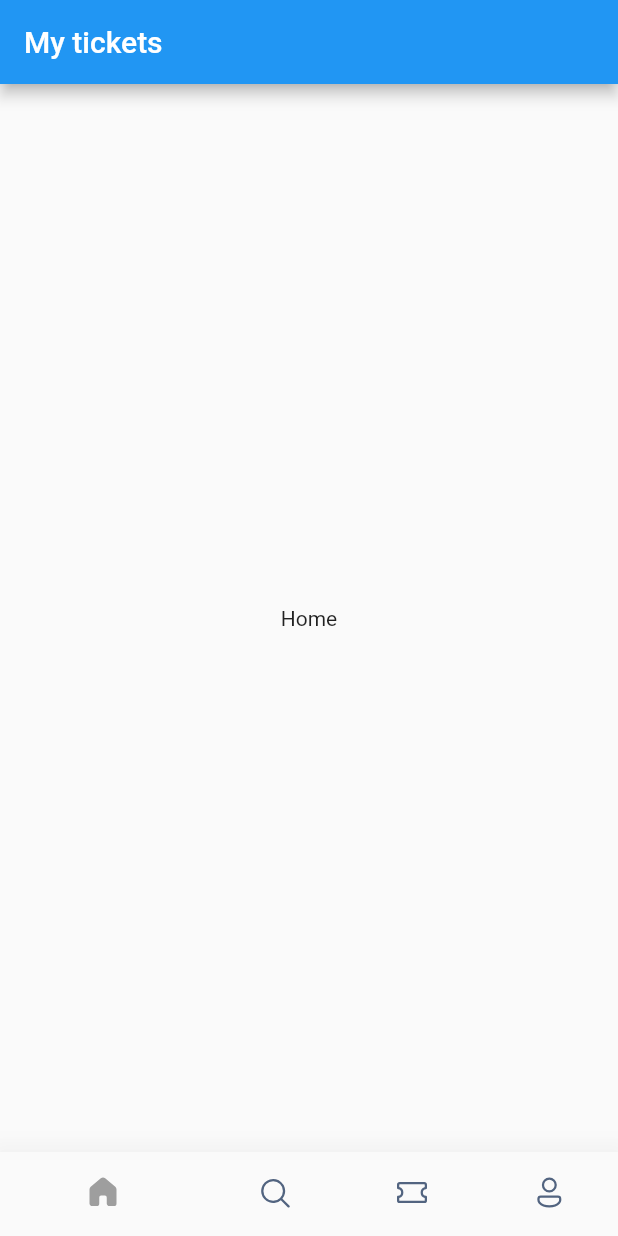
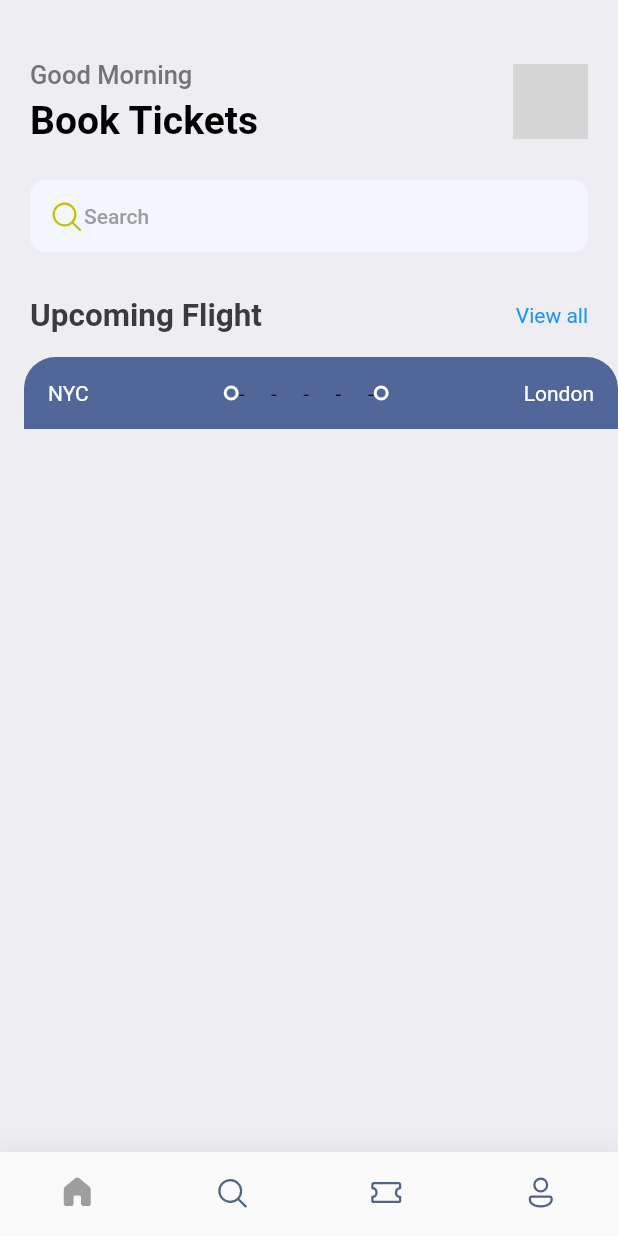
Before and after one commit to piumal96/Ticket_Booking_App_UI, a Flutter app: the screen it shows after launch, on a phone screen of 412 x 824 dp. Run offline on Flutter 3.47's test engine with Material 2 defaults, Android fonts, the phone set to English and light mode, and no system bars; our stand-ins replace fluentui_icons, gap; grey boxes are pictures that could not be loaded.

Commit message:
added home

```diff
--- a/lib/main.dart
+++ b/lib/main.dart
@@ -1,5 +1,6 @@
 import 'package:flutter/material.dart';
 import 'package:ticketbooki/screens/bottom_bar.dart';
+import 'package:ticketbooki/utils/app_styles.dart';
 
 void main() {
   runApp(const MyApp());
@@ -12,9 +13,10 @@ class MyApp extends StatelessWidget {
   @override
   Widget build(BuildContext context) {
     return MaterialApp(
+      debugShowCheckedModeBanner: false,
       title: 'Flutter Demo',
       theme: ThemeData(
-        primarySwatch: Colors.blue,
+        primaryColor: primary,
       ),
       home: const BottomBar(),
     );
--- /dev/null
+++ b/lib/screens/app_layout.dart
@@ -0,0 +1,8 @@
+import 'package:flutter/cupertino.dart';
+
+class AppLayout{
+
+  static getSize(BuildContext context){
+    return MediaQuery.of(context).size;
+  }
+}
--- a/lib/screens/bottom_bar.dart
+++ b/lib/screens/bottom_bar.dart
@@ -1,5 +1,6 @@
 import 'package:fluentui_icons/fluentui_icons.dart';
 import 'package:flutter/material.dart';
+import 'package:ticketbooki/screens/home_screen.dart';
 
 class BottomBar extends StatefulWidget {
   const BottomBar({Key? key}) : super(key: key);
@@ -11,7 +12,7 @@ class BottomBar extends StatefulWidget {
 class _BottomBarState extends State<BottomBar> {
   int _selectedIndex=0;
   static final List<Widget> _widgetOptions = <Widget>[
-    const Text("Home"),
+    HomeScreen(),
     const Text("Search"),
     const Text("Tickets"),
     const Text("Profile"),
@@ -29,9 +30,7 @@ class _BottomBarState extends State<BottomBar> {
   @override
   Widget build(BuildContext context) {
     return Scaffold(
-      appBar: AppBar(
-        title: Text("My tickets"),
-      ),
+
       body: Center(child: _widgetOptions[_selectedIndex]),
       bottomNavigationBar: BottomNavigationBar(
         currentIndex: _selectedIndex,
@@ -40,6 +39,7 @@ class _BottomBarState extends State<BottomBar> {
         showSelectedLabels: false,
         showUnselectedLabels: false,
         selectedItemColor: Colors.grey,
+        type: BottomNavigationBarType.fixed,
         unselectedItemColor: Color(0xFF526480),
         items: [
           BottomNavigationBarItem(
--- /dev/null
+++ b/lib/screens/home_screen.dart
@@ -0,0 +1,79 @@
+import 'package:fluentui_icons/fluentui_icons.dart';
+import 'package:flutter/material.dart';
+import 'package:gap/gap.dart';
+import 'package:ticketbooki/screens/ticket.dart';
+import 'package:ticketbooki/utils/app_styles.dart';
+
+class HomeScreen extends StatelessWidget {
+  const HomeScreen({Key? key}) : super(key: key);
+
+  @override
+  Widget build(BuildContext context) {
+    return Scaffold(
+      backgroundColor: Styles.bgColor,
+      body: ListView(
+        children: [
+          Container(
+            padding: const EdgeInsets.symmetric(horizontal: 20),
+            child: Column(
+
+              children: [
+                Gap(40),
+                Row(
+                    mainAxisAlignment: MainAxisAlignment.spaceBetween,
+                    children: [
+                  Column(
+                    crossAxisAlignment: CrossAxisAlignment.start,
+                    children: [
+                       Text("Good Morning",style: Styles.headLineStyle3,),
+                       const Gap(5),
+                       Text("Book Tickets",style: Styles.headLineStyle,),
+                    ],
+                  ),
+                  Container(
+                    height: 50,
+                      width: 50,
+                      decoration: BoxDecoration(
+                          borderRadius: BorderRadius.circular(10),
+                          image: DecorationImage(
+                            fit: BoxFit.fitHeight,
+                            image: AssetImage("assets/images/img_1.png"),
+                          ))),
+                ]),
+                Gap(25),
+                Container(
+                  padding: EdgeInsets.symmetric(horizontal: 12,vertical: 12),
+                  decoration: BoxDecoration(
+                    borderRadius: BorderRadius.circular(10),
+                    color: Color(0xFFF4F6FD),
+                  ),
+                  child: Row(
+                    children: [
+                      const Icon(FluentSystemIcons.ic_fluent_search_regular,color: Color(0xFFBFC205),),
+                      Text("Search",style: Styles.headLineStyle4,),
+
+                    ],
+                  ),
+                ),
+                Gap(30),
+                Row(
+                  mainAxisAlignment: MainAxisAlignment.spaceBetween,
+                  children: [
+                    Text("Upcoming Flight",style: Styles.headLineStyle2,),
+                    InkWell(
+                        onTap: (){
+                          print("You are tapped");
+                        },
+                        child: Text("View all",style:TextStyle(color: Colors.blue),)),
+                  ],
+                )
+              ],
+            ),
+          ),
+          Gap(15),
+          TicketView(),
+        ],
+      ),
+    );
+  }
+}
--- /dev/null
+++ b/lib/screens/ticket.dart
@@ -0,0 +1,58 @@
+import 'package:flutter/material.dart';
+import 'package:ticketbooki/screens/app_layout.dart';
+import 'package:ticketbooki/utils/app_styles.dart';
+import 'package:ticketbooki/widgets/thick_container.dart';
+
+class TicketView extends StatelessWidget {
+  const TicketView({Key? key}) : super(key: key);
+
+  @override
+  Widget build(BuildContext context) {
+    final size = AppLayout.getSize(context);
+    return SizedBox(
+      width: size.width,
+      height: 200,
+      child: Container(
+        margin: EdgeInsets.only(left: 16),
+        child: Column(
+          children: [
+            Container(
+              decoration: BoxDecoration(
+                  color: Color(0xFF526799),
+                  borderRadius: BorderRadius.only(
+                      topLeft: Radius.circular(21),
+                      topRight: Radius.circular(21))),
+              padding: EdgeInsets.all(16),
+              child: Column(
+                children: [
+                  Row(
+                    children: [
+                      Text("NYC", style: TextStyle(color: Colors.white)),
+                      Expanded(child: Container()),
+                      ThickContainer(),
+                      Expanded(child: SizedBox(
+                        child: LayoutBuilder(
+
+                          builder: (BuildContext , BoxConstraints ) {
+                            print("the Width is ");
+                           return  Flex(
+                                mainAxisAlignment:MainAxisAlignment.spaceBetween,
+                                direction: Axis.horizontal,children: List.generate(5, (index) => Text("-")));
+                          },
+
+                        ),
+                      )),
+                      ThickContainer(),
+                      Expanded(child: Container()),
+                      Text("London", style: TextStyle(color: Colors.white)),
+                    ],
+                  )
+                ],
+              ),
+            )
+          ],
+        ),
+      ),
+    );
+  }
+}
--- /dev/null
+++ b/lib/utils/app_styles.dart
@@ -0,0 +1,20 @@
+
+
+import 'package:flutter/material.dart';
+
+Color primary=const Color(0xFF687daf);
+Color text=const Color(0xFF3b3b3b);
+Color orange=const Color(0xFF526799);
+Color bg=const Color(0xFFeeedf2);
+
+class Styles{
+  static Color primaryColor=primary;
+  static Color textColor= text;
+  static Color orangeColor= orange;
+  static Color bgColor= bg;
+  static TextStyle textStyle= TextStyle(fontSize: 16,color: textColor,fontWeight: FontWeight.w500);
+  static TextStyle headLineStyle =  TextStyle(fontSize: 26,color: Colors.black,fontWeight: FontWeight.bold);
+  static TextStyle headLineStyle2= TextStyle(fontSize: 21,color: textColor,fontWeight: FontWeight.bold);
+  static TextStyle headLineStyle3= TextStyle(fontSize: 17,color: Colors.grey.shade600,fontWeight: FontWeight.w500);
+  static TextStyle headLineStyle4= TextStyle(fontSize: 14,color: Colors.grey.shade500,fontWeight: FontWeight.w500);
+}
--- /dev/null
+++ b/lib/widgets/thick_container.dart
@@ -0,0 +1,15 @@
+import 'package:flutter/material.dart';
+
+class ThickContainer extends StatelessWidget {
+  const ThickContainer({Key? key}) : super(key: key);
+
+  @override
+  Widget build(BuildContext context) {
+    return Container(
+      padding: EdgeInsets.all(3.0),
+      decoration: BoxDecoration(
+          borderRadius: BorderRadius.circular(10),
+          border: Border.all(width: 2.0, color: Colors.white)),
+    );
+  }
+}
--- a/pubspec.yaml
+++ b/pubspec.yaml
@@ -35,6 +35,7 @@ dependencies:
   # Use with the CupertinoIcons class for iOS style icons.
   cupertino_icons: ^1.0.2
   fluentui_icons: ^1.0.0
+  gap: ^2.0.0
 
 dev_dependencies:
   flutter_test:
@@ -59,8 +60,8 @@ flutter:
   uses-material-design: true
 
   # To add assets to your application, add an assets section, like this:
-  # assets:
-  #   - images/a_dot_burr.jpeg
+  assets:
+    - assets/images/
   #   - images/a_dot_ham.jpeg
 
   # An image asset can refer to one or more resolution-specific "variants", see
```
Also changed, not shown: pubspec.lock.
